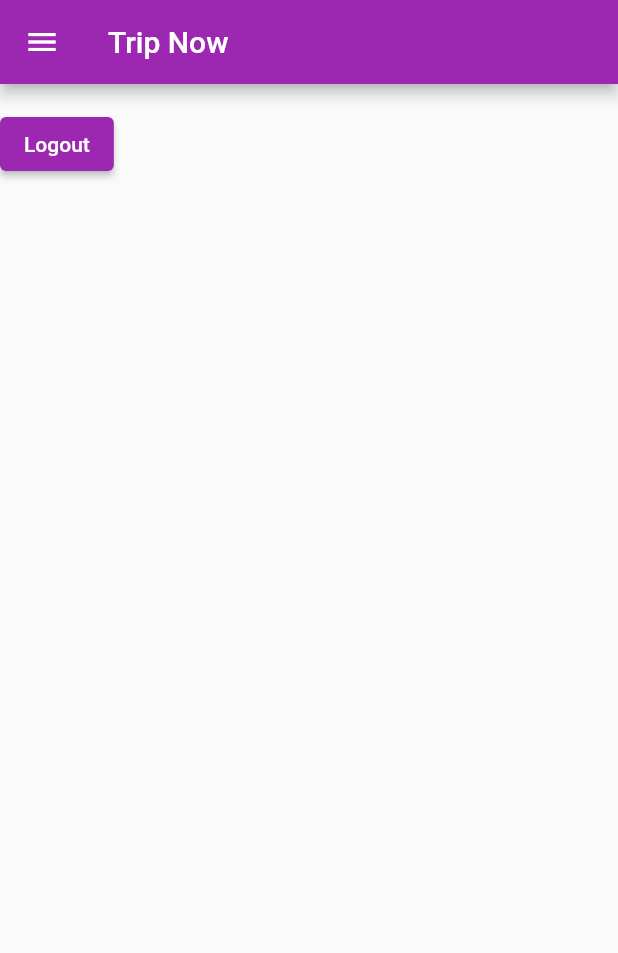
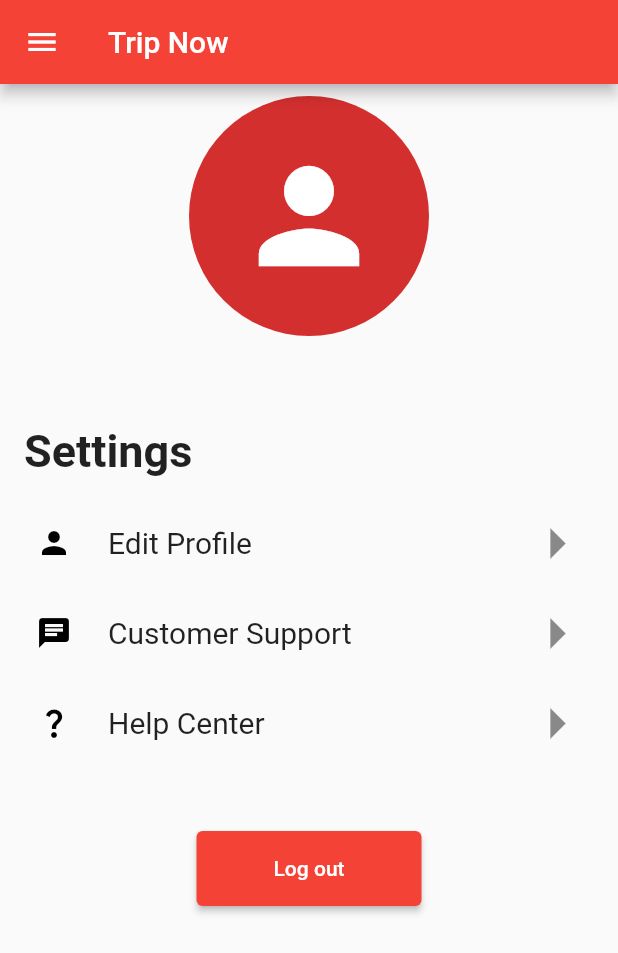
Before and after one commit to Lee-ZC/6002CEM_Group15, a Flutter app: the profile_page screen opened directly, on a phone screen of 412 x 824 dp. Shown: the top 953 px of the screen. Run offline on Flutter 3.47's test engine with Material 2 defaults, Android fonts, the phone set to English and light mode, and no system bars; our stand-ins replace cloud_firestore, firebase_auth, firebase_core; accounts and stored records are empty; network calls fail.

Commit message:
setting page

```diff
--- a/lib/Pages/profile.dart
+++ b/lib/Pages/profile.dart
@@ -1,8 +1,7 @@
-
-
-
+import 'package:cloud_firestore/cloud_firestore.dart';
 import 'package:firebase_auth/firebase_auth.dart';
 import 'package:flutter/material.dart';
+import 'package:trip_now/Pages/userDetailsPage.dart';
 
 import '../NavBar.dart';
 
@@ -14,29 +13,174 @@
 }
 
 class _profile_pageState extends State<profile_page> {
-
   final user = FirebaseAuth.instance.currentUser!;
+  var name = null;
+  CollectionReference collection = FirebaseFirestore.instance
+      .collection('Users') as CollectionReference<Object?>;
 
   @override
   Widget build(BuildContext context) {
+    return FutureBuilder<DocumentSnapshot>(
+      //Fetching data from the documentId specified of the student
+      future: collection.doc(FirebaseAuth.instance.currentUser!.uid).get(),
+      builder:
+          (BuildContext context, AsyncSnapshot<DocumentSnapshot> snapshot) {
+        //Error Handling conditions
+        if (snapshot.hasError) {
+          print("Something went wrong");
+        }
+
+        if (snapshot.hasData && !snapshot.data!.exists) {
+          print("Document does not exist");
+        }
+
+        //Data is output to the user
+        if (snapshot.connectionState == ConnectionState.done) {
+          Map<String, dynamic> data =
+              snapshot.data!.data() as Map<String, dynamic>;
+          name = data['name'];
+        }
         return Scaffold(
           appBar: AppBar(
             title: const Text('Trip Now'),
           ),
-      drawer: NavBar(),
+          drawer: const NavBar(),
           body: Column(
+            crossAxisAlignment: CrossAxisAlignment.start,
             children: [
-          Text(user.email!),
-          ElevatedButton(
+              Center(
+                child: Column(
+                  children: [
+                    Padding(
+                      padding: const EdgeInsets.all(8.0),
+                      child: Container(
+                        child: Stack(
+                          children: const [
+                            CircleAvatar(
+                              radius: 80,
+                              child: Icon(
+                                Icons.person,
+                                size: 100,
+                              ),
+                            ),
+                          ],
+                        ),
+                      ),
+                    ),
+                    Text(
+                      name,
+                      style:
+                          const TextStyle(fontWeight: FontWeight.bold, fontSize: 30),
+                    ),
+                  ],
+                ),
+              ),
+              Padding(
+                padding: const EdgeInsets.all(16.0),
+                child: Column(
+                  children: const [
+                    Text(
+                      'Settings',
+                      style:
+                          TextStyle(fontSize: 30, fontWeight: FontWeight.bold),
+                    ),
+                  ],
+                ),
+              ),
+              InkWell(
+                onTap: () {
+                  Navigator.of(context).push(
+                      MaterialPageRoute(builder: (_) => const UserDetailsPage()));
+                },
+                child: Container(
+                  height: 50,
+                  child: const ListTile(
+                    leading: CircleAvatar(
+                      child: Icon(
+                        Icons.person,
+                        color: Colors.black,
+                      ),
+                      backgroundColor: Colors.transparent,
+                    ),
+                    trailing: Icon(
+                      Icons.arrow_right,
+                      size: 50,
+                    ),
+                    title: Text(
+                      "Edit Profile",
+                      style: TextStyle(fontSize: 20),
+                    ),
+                  ),
+                ),
+              ),
+              const SizedBox(height: 10,),
+              InkWell(
+                onTap: () {
+
+                  },
+                child: Container(
+                  height: 50,
+                  child: const ListTile(
+                    leading: CircleAvatar(
+                      backgroundColor: Colors.transparent,
+                      child: Icon(
+                        Icons.chat,
+                        color: Colors.black,
+                      ),
+                    ),
+                    trailing: Icon(
+                      Icons.arrow_right,
+                      size: 50,
+                    ),
+                    title: Text(
+                      "Customer Support",
+                      style: TextStyle(fontSize: 20),
+                    ),
+                  ),
+                ),
+              ),
+              const SizedBox(height: 10,),
+              InkWell(
+                onTap: () {
+                },
+                child: Container(
+                  height: 50,
+                  child: const ListTile(
+                    leading: CircleAvatar(
+                      backgroundColor: Colors.transparent,
+                      child: Icon(
+                        Icons.question_mark,
+                        color: Colors.black,
+                      ),
+                    ),
+                    trailing: Icon(
+                      Icons.arrow_right,
+                      size: 50,
+                    ),
+                    title: Text(
+                      "Help Center",
+                      style: TextStyle(fontSize: 20),
+                    ),
+                  ),
+                ),
+              ),
+              const SizedBox(height: 50,),
+              Center(
+                child: Container(
+                  height: 50,
+                  width: 150,
+                  child: ElevatedButton(
                     onPressed: () {
                       FirebaseAuth.instance.signOut();
                     },
-            child: const Text('Logout'),
+                    child: const Text('Log out'),
+                  ),
+                ),
               ),
             ],
           ),
-
-
+        );
+      },
     );
   }
 }
--- /dev/null
+++ b/lib/Pages/userDetailsPage.dart
@@ -0,0 +1,54 @@
+import 'package:flutter/material.dart';
+
+class UserDetailsPage extends StatefulWidget {
+  const UserDetailsPage({Key? key}) : super(key: key);
+
+  @override
+  State<UserDetailsPage> createState() => _UserDetailsPageState();
+}
+
+class _UserDetailsPageState extends State<UserDetailsPage> {
+  @override
+  Widget build(BuildContext context) {
+    return Scaffold(
+      appBar: AppBar(
+        title: Text('User detail'),
+      ),
+      body: Padding(
+        padding: const EdgeInsets.only(top: 40.0),
+        child: Column(
+          children: [
+            Center(
+              child: Column(
+                children: [
+                  Container(
+                    child: Stack(
+                      children: [
+                        CircleAvatar(
+                          child: Icon(Icons.person,size: 100,),
+                          radius: 80,
+                        ),
+                        Positioned(
+                          child: Container(child: Icon(Icons.edit,size: 70,)),
+                          bottom: -8,
+                          right: -7,
+                        ),
+                      ],
+                    ),
+                  ),
+                ],
+              ),
+            ),
+
+            Column(
+              mainAxisAlignment: MainAxisAlignment.start,
+              children: [
+                Text("Name"),
+              ],
+            ),
+          ],
+        ),
+      ),
+    );
+  }
+}
--- a/lib/main.dart
+++ b/lib/main.dart
@@ -26,7 +26,7 @@
       title: 'Trip Now',
       debugShowCheckedModeBanner: false,
       theme: ThemeData(
-        primarySwatch: Colors.purple,
+        primarySwatch: Colors.red,
       ),
       home: MainPage(),
     );
--- a/lib/sign_up.dart
+++ b/lib/sign_up.dart
@@ -197,7 +197,7 @@
                     style: ElevatedButton.styleFrom(
                       minimumSize: const Size.fromHeight(50),
                     ),
-                    child: const Text('Login'),
+                    child: const Text('Sign up'),
                     onPressed: () {
                       if (_formKey.currentState!.validate()) {
                         signUp();
```
Lines whose indentation alone changed are shown as unchanged.
